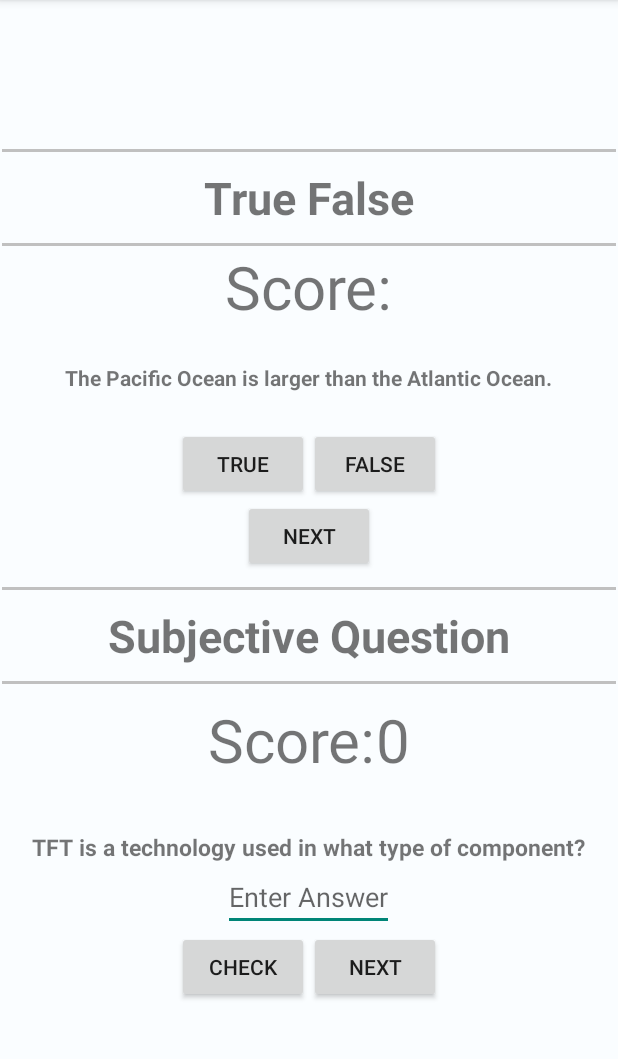
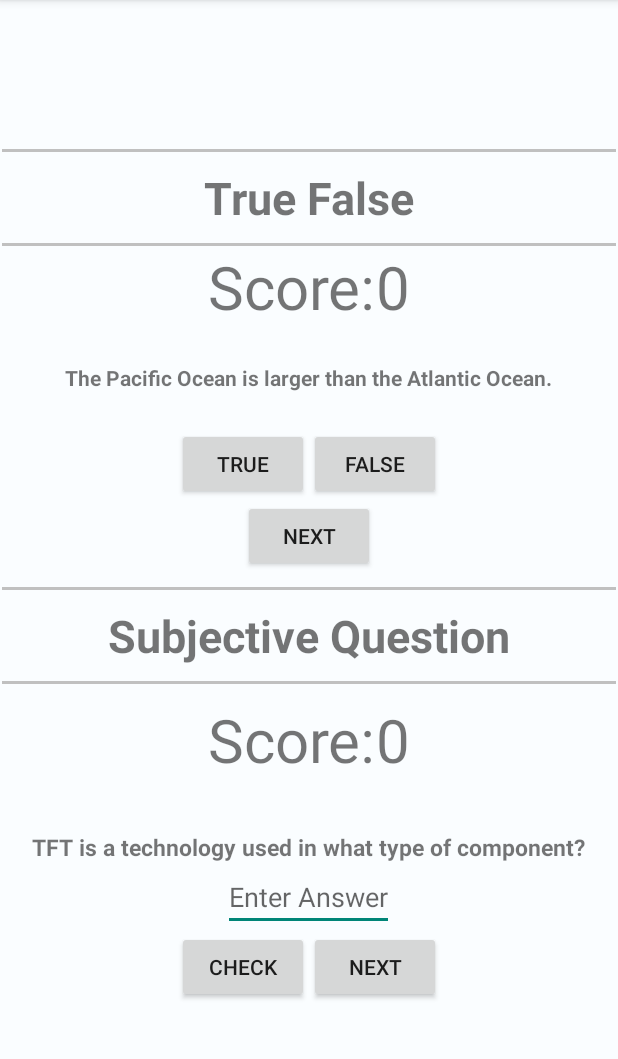
Before and after one commit to nukex1122/Quiz_Test, an Android app: the screen it shows after launch (QuizActivity), on a phone screen of 412 x 824 dp, the part 84-1143 px from its top. Run offline under Robolectric (Android 15) with nearby library versions, the light colour scheme and no system bars.

Commit message:
Score Card Missing Added

```diff
--- a/app/src/main/res/layout/activity_quiz.xml
+++ b/app/src/main/res/layout/activity_quiz.xml
@@ -42,6 +42,12 @@
                 android:layout_height="wrap_content"
                 android:text="Score:"
                 android:textSize="40dp"/>
+            <TextView
+                android:id="@+id/score_view"
+                android:layout_width="wrap_content"
+                android:text="0"
+                android:textSize="40dp"
+                android:layout_height="wrap_content" />
 
             </LinearLayout>
 
```
